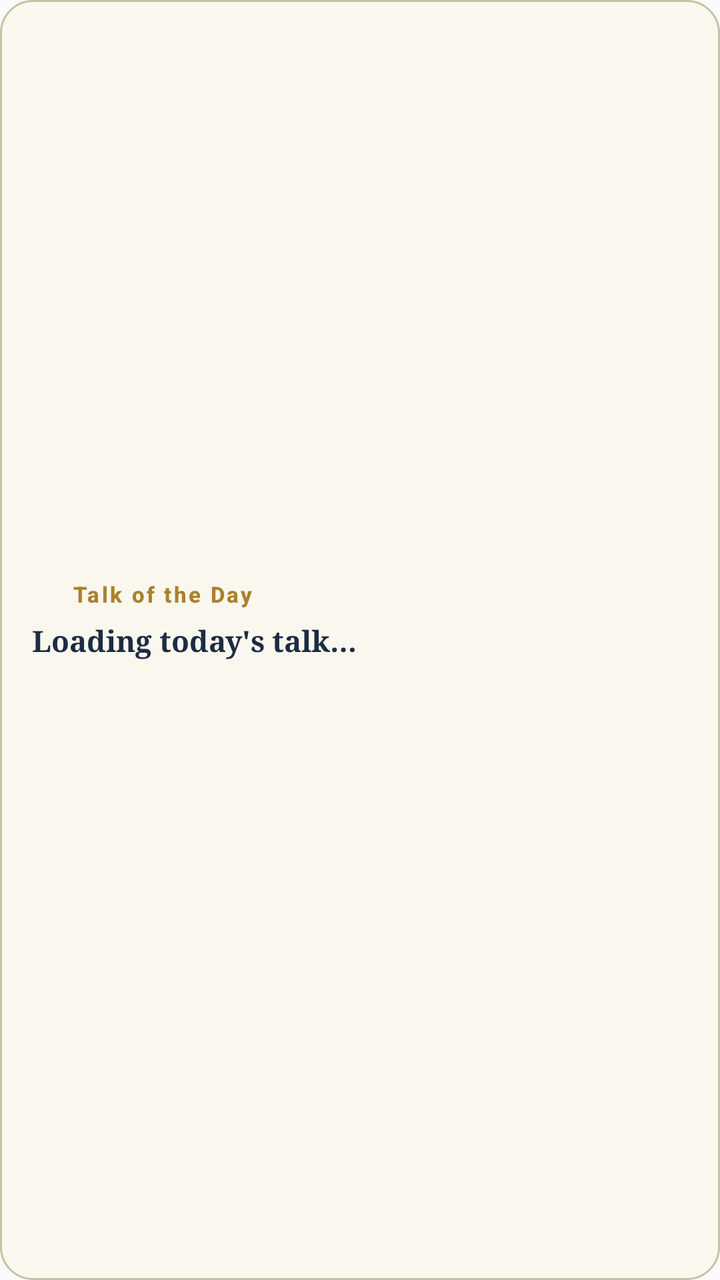
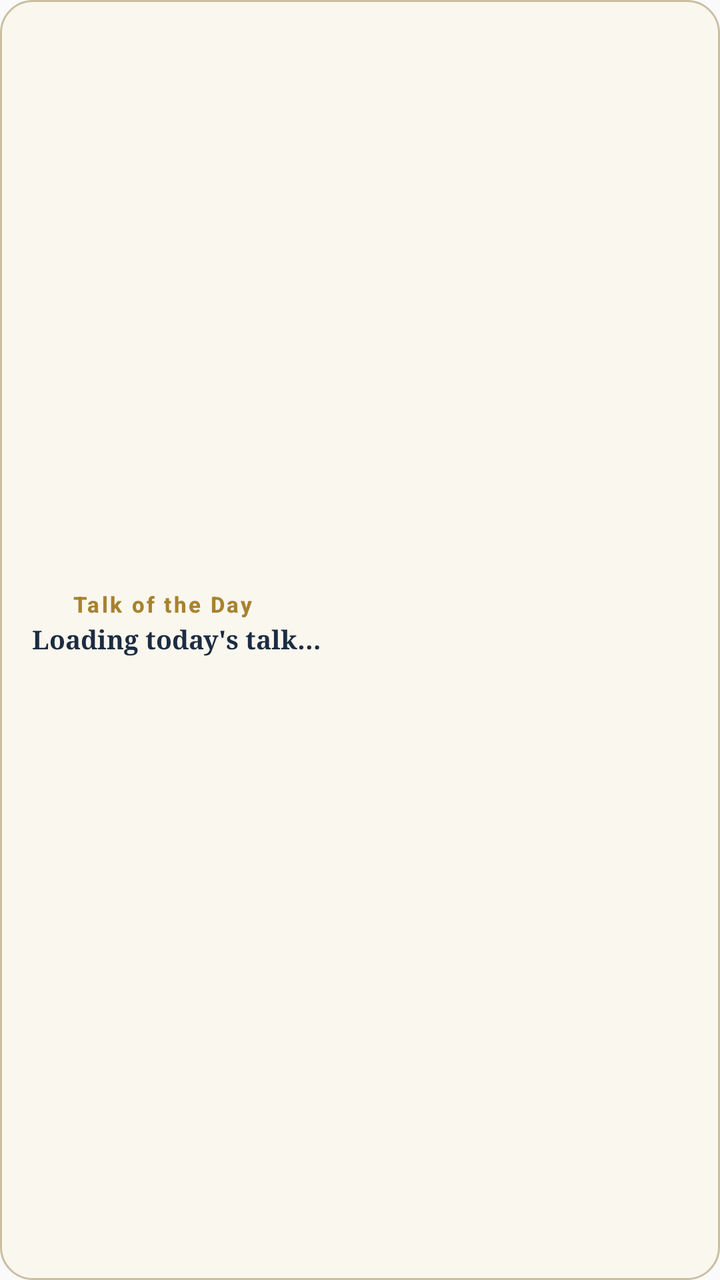

Two renders of the same Android screen: before a commit and after it. Below are the layout's source before the change and the commit's diff.
<!-- AndroidManifest.xml: application theme AppTheme -->
<!-- res/layout/widget_talk_of_day.xml -->
<?xml version="1.0" encoding="utf-8"?>
<LinearLayout xmlns:android="http://schemas.android.com/apk/res/android"
    android:id="@+id/widget_root"
    android:layout_width="match_parent"
    android:layout_height="match_parent"
    android:orientation="vertical"
    android:background="@drawable/widget_background"
    android:paddingStart="16dp"
    android:paddingEnd="16dp"
    android:paddingTop="12dp"
    android:paddingBottom="12dp"
    android:gravity="center_vertical">

    <LinearLayout
        android:layout_width="wrap_content"
        android:layout_height="wrap_content"
        android:orientation="horizontal"
        android:gravity="center_vertical"
        android:layout_marginBottom="6dp">

        <ImageView
            android:layout_width="14dp"
            android:layout_height="14dp"
            android:layout_marginEnd="6dp"
            android:src="@mipmap/ic_launcher_round"
            android:contentDescription="@string/app_name" />

        <TextView
            android:id="@+id/widget_eyebrow"
            android:layout_width="wrap_content"
            android:layout_height="wrap_content"
            android:text="@string/widget_eyebrow"
            android:textColor="@color/widget_brass"
            android:textSize="11sp"
            android:textStyle="bold"
            android:letterSpacing="0.1"
            android:fontFamily="sans-serif-medium" />
    </LinearLayout>

    <TextView
        android:id="@+id/widget_title"
        android:layout_width="match_parent"
        android:layout_height="wrap_content"
        android:text="@string/widget_loading"
        android:textColor="@color/widget_ink"
        android:textSize="14.5sp"
        android:textStyle="bold"
        android:fontFamily="serif"
        android:maxLines="1"
        android:ellipsize="end"
        android:layout_marginBottom="4dp" />

    <TextView
        android:id="@+id/widget_speaker"
        android:layout_width="match_parent"
        android:layout_height="wrap_content"
        android:text=""
        android:textColor="@color/widget_ink_soft"
        android:textSize="12sp"
        android:fontFamily="serif"
        android:maxLines="1"
        android:ellipsize="end" />

    <TextView
        android:id="@+id/widget_streak"
        android:layout_width="match_parent"
        android:layout_height="wrap_content"
        android:text=""
        android:textColor="@color/widget_burgundy"
        android:textSize="10.5sp"
        android:textStyle="bold"
        android:fontFamily="sans-serif-medium"
        android:maxLines="1"
        android:ellipsize="end"
        android:layout_marginTop="4dp"
        android:visibility="gone" />

</LinearLayout>
<!-- resources referenced by this layout -->
<resources>
  <color name="widget_brass">#A9822F</color>
  <color name="widget_burgundy">#6E2B34</color>
  <color name="widget_ink">#1C2C42</color>
  <color name="widget_ink_soft">#3D4D64</color>
  <!-- drawable widget_background (drawable) -->
  <?xml version="1.0" encoding="utf-8"?>
  <shape xmlns:android="http://schemas.android.com/apk/res/android"
      android:shape="rectangle">
      <solid android:color="@color/widget_paper_raised" />
      <corners android:radius="16dp" />
      <stroke android:width="1dp" android:color="@color/widget_line" />
  </shape>
  <!-- mipmap ic_launcher_round (mipmap-anydpi-v26) -->
  <?xml version="1.0" encoding="utf-8"?>
  <adaptive-icon xmlns:android="http://schemas.android.com/apk/res/android">
      <background android:drawable="@color/ic_launcher_background"/>
      <foreground android:drawable="@mipmap/ic_launcher_foreground"/>
  </adaptive-icon>
  <string name="app_name">Find A Talk</string>
  <string name="widget_eyebrow">Talk of the Day</string>
  <string name="widget_loading">Loading today\'s talk…</string>
  <style name="AppTheme" parent="Theme.AppCompat.Light.DarkActionBar">
          
          <item name="colorPrimary">@color/colorPrimary</item>
          <item name="colorPrimaryDark">@color/colorPrimaryDark</item>
          <item name="colorAccent">@color/colorAccent</item>
      </style>
  <color name="widget_paper_raised">#FAF7EE</color>
  <color name="widget_line">#C9BFA2</color>
  <color name="ic_launcher_background">#214A7F</color>
</resources>

<!-- the commit's change to res/layout/widget_talk_of_day.xml (unified diff, before → after) -->
@@ -7,8 +7,8 @@
     android:background="@drawable/widget_background"
     android:paddingStart="16dp"
     android:paddingEnd="16dp"
-    android:paddingTop="12dp"
-    android:paddingBottom="12dp"
+    android:paddingTop="9dp"
+    android:paddingBottom="9dp"
     android:gravity="center_vertical">
 
     <LinearLayout
@@ -16,7 +16,7 @@
         android:layout_height="wrap_content"
         android:orientation="horizontal"
         android:gravity="center_vertical"
-        android:layout_marginBottom="6dp">
+        android:layout_marginBottom="3dp">
 
         <ImageView
             android:layout_width="14dp"
@@ -25,6 +25,7 @@
             android:src="@mipmap/ic_launcher_round"
             android:contentDescription="@string/app_name" />
 
+        
         <TextView
             android:id="@+id/widget_eyebrow"
             android:layout_width="wrap_content"
@@ -34,7 +35,8 @@
             android:textSize="11sp"
             android:textStyle="bold"
             android:letterSpacing="0.1"
-            android:fontFamily="sans-serif-medium" />
+            android:fontFamily="sans-serif-medium"
+            android:includeFontPadding="false" />
     </LinearLayout>
 
     <TextView
@@ -43,12 +45,13 @@
         android:layout_height="wrap_content"
         android:text="@string/widget_loading"
         android:textColor="@color/widget_ink"
-        android:textSize="14.5sp"
+        android:textSize="13sp"
         android:textStyle="bold"
         android:fontFamily="serif"
         android:maxLines="1"
         android:ellipsize="end"
-        android:layout_marginBottom="4dp" />
+        android:includeFontPadding="false"
+        android:layout_marginBottom="2dp" />
 
     <TextView
         android:id="@+id/widget_speaker"
@@ -59,7 +62,8 @@
         android:textSize="12sp"
         android:fontFamily="serif"
         android:maxLines="1"
-        android:ellipsize="end" />
+        android:ellipsize="end"
+        android:includeFontPadding="false" />
 
     <TextView
         android:id="@+id/widget_streak"
@@ -72,7 +76,8 @@
         android:fontFamily="sans-serif-medium"
         android:maxLines="1"
         android:ellipsize="end"
-        android:layout_marginTop="4dp"
+        android:includeFontPadding="false"
+        android:layout_marginTop="2dp"
         android:visibility="gone" />
 
 </LinearLayout>
